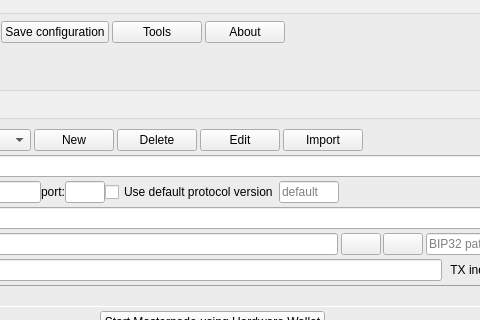
Bertrand256/dash-masternode-tool, file src/ui/ui_main_dlg.ui: the form before one commit; both pictures show x 235 to 715 and y 0 to 320 of the 903 by 501 pixel window.
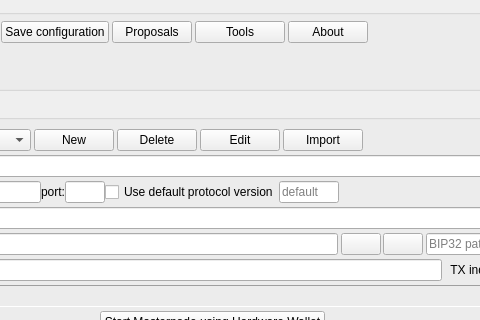
The form after the commit.

Diff of the .ui file:
```diff
--- a/src/ui/ui_main_dlg.ui
+++ b/src/ui/ui_main_dlg.ui
@@ -913,6 +913,13 @@
              </property>
             </widget>
            </item>
+           <item>
+            <widget class="QPushButton" name="btnProposals">
+             <property name="text">
+              <string>Proposals</string>
+             </property>
+            </widget>
+           </item>
            <item>
             <widget class="QPushButton" name="btnActions">
              <property name="sizePolicy">
```
